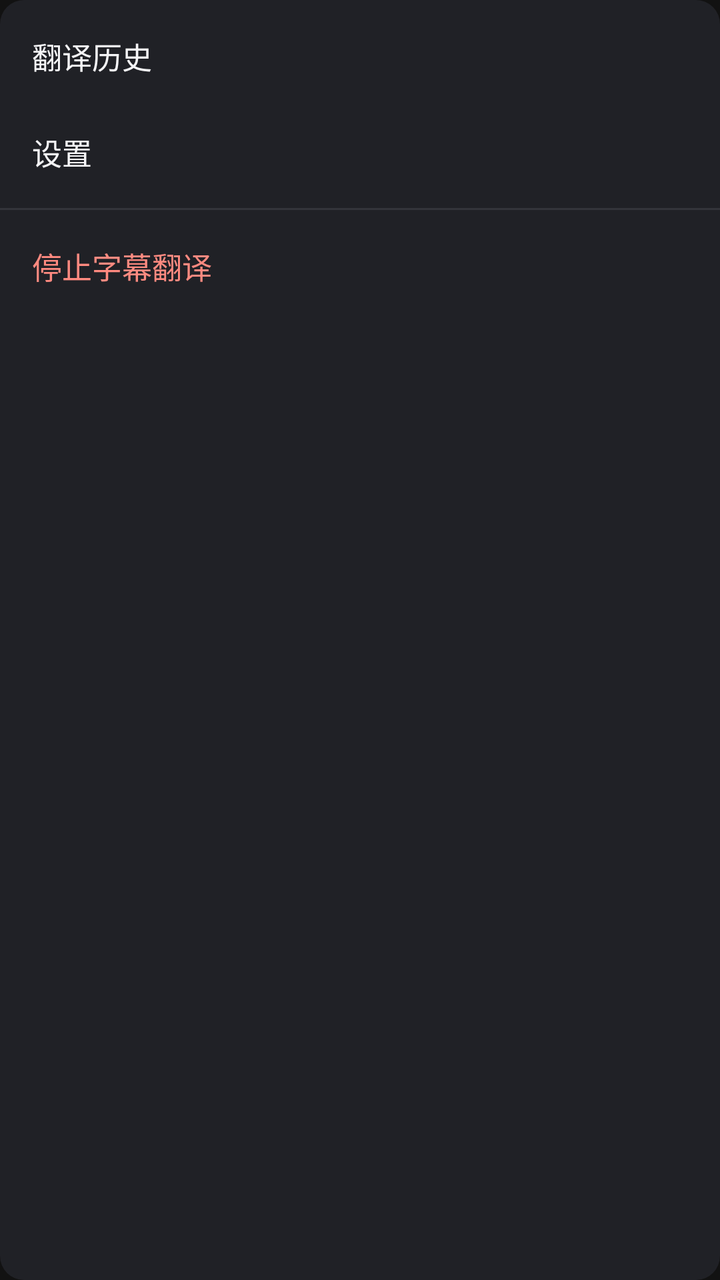
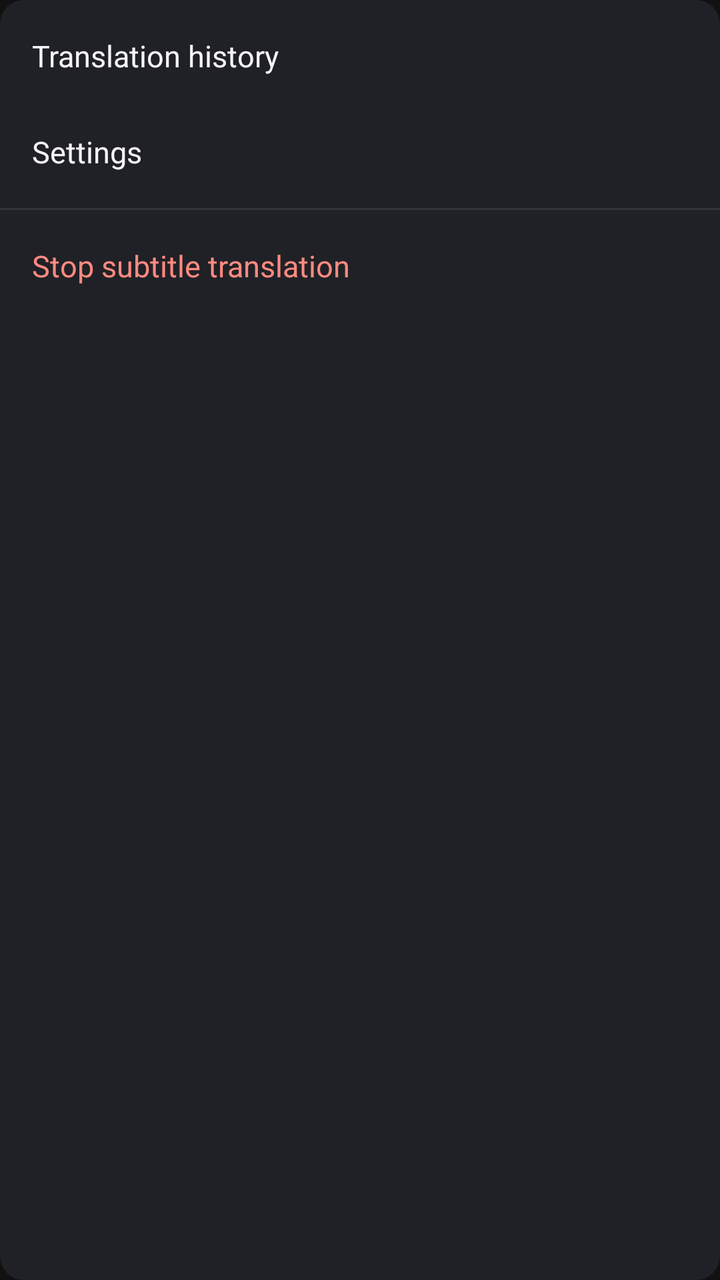

An Android layout rendered at two revisions. The XML below is the earlier revision; the diff shows what the commit changed to produce the second picture.
<!-- AndroidManifest.xml: application theme Theme.SubtitleTranslator -->
<!-- res/layout/floating_menu.xml -->
<?xml version="1.0" encoding="utf-8"?>
<LinearLayout xmlns:android="http://schemas.android.com/apk/res/android"
    android:layout_width="wrap_content"
    android:layout_height="wrap_content"
    android:background="@drawable/bg_card"
    android:minWidth="160dp"
    android:orientation="vertical"
    android:paddingVertical="4dp">

    <TextView
        android:id="@+id/menuHistory"
        android:layout_width="match_parent"
        android:layout_height="48dp"
        android:background="?attr/selectableItemBackground"
        android:gravity="center_vertical"
        android:paddingHorizontal="16dp"
        android:text="翻译历史"
        android:textColor="@color/text_primary"
        android:textSize="15sp" />

    <TextView
        android:id="@+id/menuSettings"
        android:layout_width="match_parent"
        android:layout_height="48dp"
        android:background="?attr/selectableItemBackground"
        android:gravity="center_vertical"
        android:paddingHorizontal="16dp"
        android:text="设置"
        android:textColor="@color/text_primary"
        android:textSize="15sp" />

    
    <TextView
        android:id="@+id/menuDebugCapture"
        android:layout_width="match_parent"
        android:layout_height="48dp"
        android:background="?attr/selectableItemBackground"
        android:gravity="center_vertical"
        android:paddingHorizontal="16dp"
        android:text="识别截图"
        android:textColor="@color/text_primary"
        android:textSize="15sp"
        android:visibility="gone" />

    <View
        android:layout_width="match_parent"
        android:layout_height="1dp"
        android:layout_marginVertical="4dp"
        android:background="@color/divider" />

    <TextView
        android:id="@+id/menuStop"
        android:layout_width="match_parent"
        android:layout_height="48dp"
        android:background="?attr/selectableItemBackground"
        android:gravity="center_vertical"
        android:paddingHorizontal="16dp"
        android:text="停止字幕翻译"
        android:textColor="@color/difficulty_hard_text"
        android:textSize="15sp" />

</LinearLayout>
<!-- resources referenced by this layout -->
<resources>
  <color name="difficulty_hard_text">#FFFF8A80</color>
  <color name="divider">#FF34353B</color>
  <color name="text_primary">#FFF5F5F7</color>
  <!-- drawable bg_card (drawable) -->
  <?xml version="1.0" encoding="utf-8"?>
  <shape xmlns:android="http://schemas.android.com/apk/res/android"
      android:shape="rectangle">
      <solid android:color="@color/card_bg" />
      <corners android:radius="@dimen/card_radius" />
  </shape>
  <style name="Theme.SubtitleTranslator" parent="Theme.MaterialComponents.NoActionBar">
          
          <item name="colorPrimary">@color/accent</item>
          <item name="colorPrimaryVariant">@color/accent_dim</item>
          <item name="colorOnPrimary">@color/on_accent</item>
          <item name="colorSecondary">@color/accent</item>
          <item name="colorSecondaryVariant">@color/accent_dim</item>
          <item name="colorOnSecondary">@color/on_accent</item>
          
          <item name="android:statusBarColor">@color/screen_bg</item>
          <item name="android:windowLightStatusBar">false</item>
          <item name="android:navigationBarColor">@color/screen_bg</item>
      </style>
  <color name="card_bg">#FF202126</color>
  <dimen name="card_radius">12dp</dimen>
  <color name="accent">#FFB9E64B</color>
  <color name="accent_dim">#FFCBE97F</color>
  <color name="on_accent">#FF101114</color>
  <color name="screen_bg">#FF101114</color>
</resources>

<!-- the commit's change to res/layout/floating_menu.xml (unified diff, before → after) -->
@@ -14,7 +14,7 @@
         android:background="?attr/selectableItemBackground"
         android:gravity="center_vertical"
         android:paddingHorizontal="16dp"
-        android:text="翻译历史"
+        android:text="@string/main_history"
         android:textColor="@color/text_primary"
         android:textSize="15sp" />
 
@@ -25,7 +25,7 @@
         android:background="?attr/selectableItemBackground"
         android:gravity="center_vertical"
         android:paddingHorizontal="16dp"
-        android:text="设置"
+        android:text="@string/main_settings"
         android:textColor="@color/text_primary"
         android:textSize="15sp" />
 
@@ -37,7 +37,7 @@
         android:background="?attr/selectableItemBackground"
         android:gravity="center_vertical"
         android:paddingHorizontal="16dp"
-        android:text="识别截图"
+        android:text="@string/debug_title"
         android:textColor="@color/text_primary"
         android:textSize="15sp"
         android:visibility="gone" />
@@ -55,7 +55,7 @@
         android:background="?attr/selectableItemBackground"
         android:gravity="center_vertical"
         android:paddingHorizontal="16dp"
-        android:text="停止字幕翻译"
+        android:text="@string/main_stop_service"
         android:textColor="@color/difficulty_hard_text"
         android:textSize="15sp" />
 
<!-- resource entries referenced after the edit -->
@@ -10,6 +10,10 @@
       <solid android:color="@color/card_bg" />
       <corners android:radius="@dimen/card_radius" />
   </shape>
+  <string name="debug_title">Recognition captures</string>
+  <string name="main_history">Translation history</string>
+  <string name="main_settings">Settings</string>
+  <string name="main_stop_service">Stop subtitle translation</string>
   <style name="Theme.SubtitleTranslator" parent="Theme.MaterialComponents.NoActionBar">
           
           <item name="colorPrimary">@color/accent</item>
